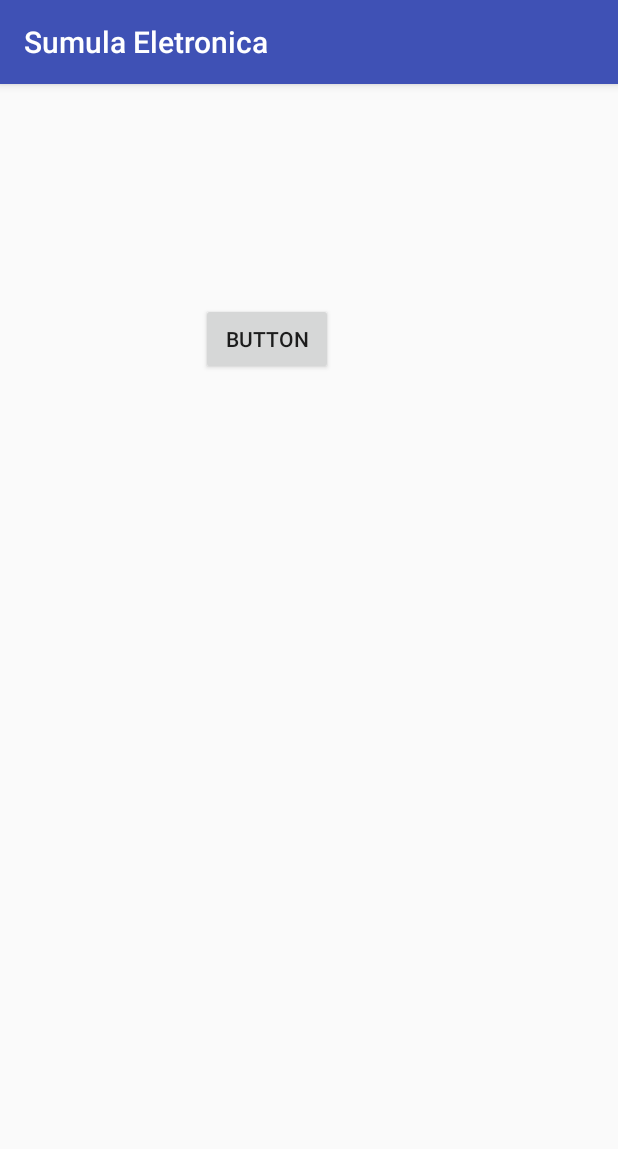
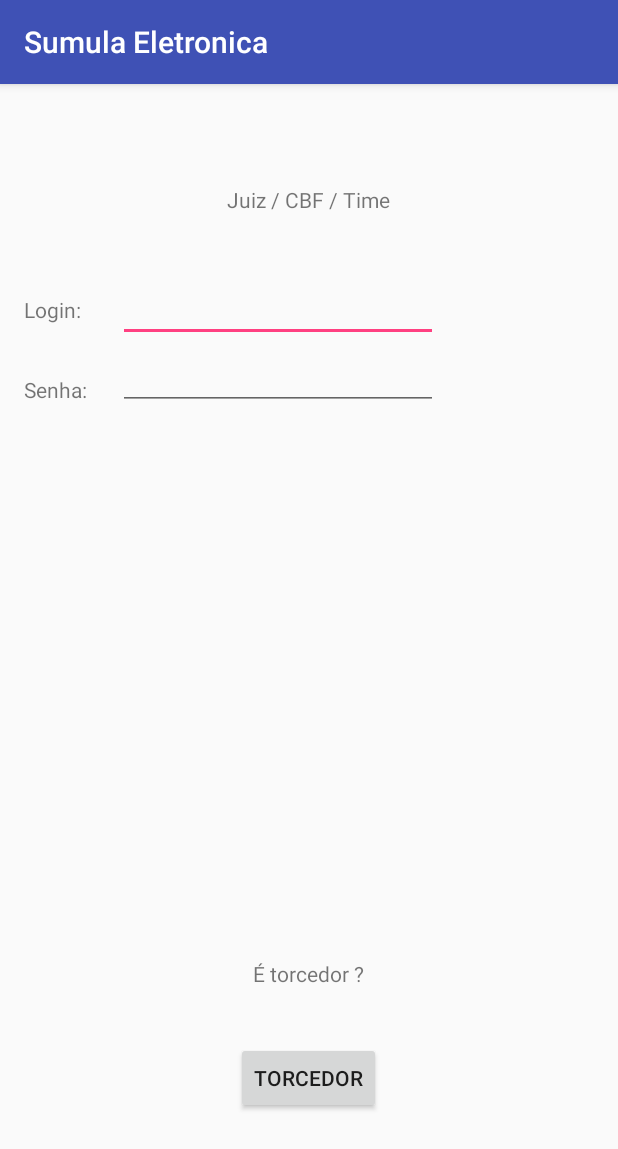
Before and after one commit to BlueTub/SumulaEletronica, an Android app: the screen it shows after launch (MainActivity), on a phone screen of 412 x 824 dp. Shown: the top 1149 px of the screen. Run offline under Robolectric (Android 15) with nearby library versions, the phone set to English and light mode, and no system bars; 2 statements that could not run were skipped.

Commit message:
activitys

```diff
--- a/app/src/main/res/layout/activity_main.xml
+++ b/app/src/main/res/layout/activity_main.xml
@@ -10,13 +10,69 @@
     android:paddingTop="@dimen/activity_vertical_margin"
     tools:context="com.projeto.sumula.sumulaeletronica.View.MainActivity">
 
-    <Button
-        android:text="Button"
+    <TextView
+        android:text="Login: "
         android:layout_width="wrap_content"
         android:layout_height="wrap_content"
-        android:layout_marginStart="118dp"
-        android:layout_marginTop="130dp"
-        android:id="@+id/button"
+        android:layout_below="@+id/txtNomes"
+        android:layout_alignParentStart="true"
+        android:layout_marginTop="54dp"
+        android:id="@+id/tvLogin" />
+
+    <EditText
+        android:layout_width="wrap_content"
+        android:layout_height="wrap_content"
+        android:inputType="textPersonName"
+        android:ems="10"
+        android:layout_below="@+id/txtNomes"
+        android:layout_toEndOf="@+id/tvLogin"
+        android:layout_marginStart="21dp"
+        android:layout_marginTop="40dp"
+        android:id="@+id/etLogin" />
+
+    <TextView
+        android:text="Senha: "
+        android:layout_width="wrap_content"
+        android:layout_height="wrap_content"
+        android:layout_below="@+id/etLogin"
+        android:layout_alignParentStart="true"
+        android:layout_marginTop="22dp"
+        android:id="@+id/tvSenha" />
+
+    <EditText
+        android:layout_width="wrap_content"
+        android:layout_height="wrap_content"
+        android:inputType="textPassword"
+        android:ems="10"
+        android:layout_below="@+id/etLogin"
+        android:layout_alignStart="@+id/etLogin"
+        android:id="@+id/etSenha" />
+
+    <TextView
+        android:text="Juiz / CBF / Time"
+        android:layout_width="wrap_content"
+        android:layout_height="wrap_content"
+        android:layout_marginTop="51dp"
+        android:id="@+id/txtNomes"
         android:layout_alignParentTop="true"
-        android:layout_alignParentStart="true" />
+        android:layout_centerHorizontal="true" />
+
+    <Button
+        android:text="Torcedor"
+        android:layout_height="wrap_content"
+        android:id="@+id/btnTorcedor"
+        android:layout_width="wrap_content"
+        android:layout_marginBottom="65dp"
+        android:elevation="10dp"
+        android:layout_alignParentBottom="true"
+        android:layout_centerHorizontal="true" />
+
+    <TextView
+        android:text="É torcedor ?"
+        android:layout_width="wrap_content"
+        android:layout_height="wrap_content"
+        android:layout_marginBottom="36dp"
+        android:id="@+id/tvTorcedor"
+        android:layout_above="@+id/btnTorcedor"
+        android:layout_centerHorizontal="true" />
 </RelativeLayout>
```
Also changed, not shown: app/src/main/res/layout/activity_clubes.xml (added, +45 -0 lines), app/src/main/res/layout/activity_view_jogador.xml (+4 -4 lines).
